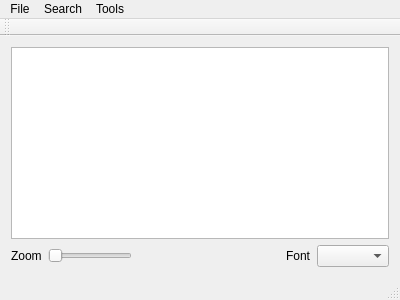
Before: the Qt Designer form texteditor.ui in creci/TextEditor, drawn with Qt 5.
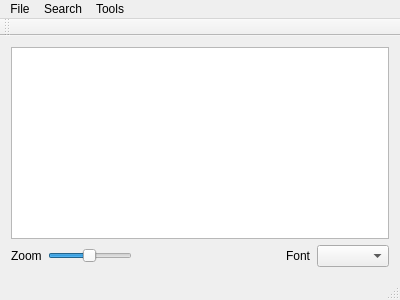
After: the same form once the commit is applied.

Patch:
```diff
--- a/texteditor.ui
+++ b/texteditor.ui
@@ -89,7 +89,7 @@
              <number>100</number>
             </property>
             <property name="value">
-             <number>1</number>
+             <number>50</number>
             </property>
             <property name="orientation">
              <enum>Qt::Horizontal</enum>
```
Left out of the diff: 5 changed lines with no effect on the pictures.
